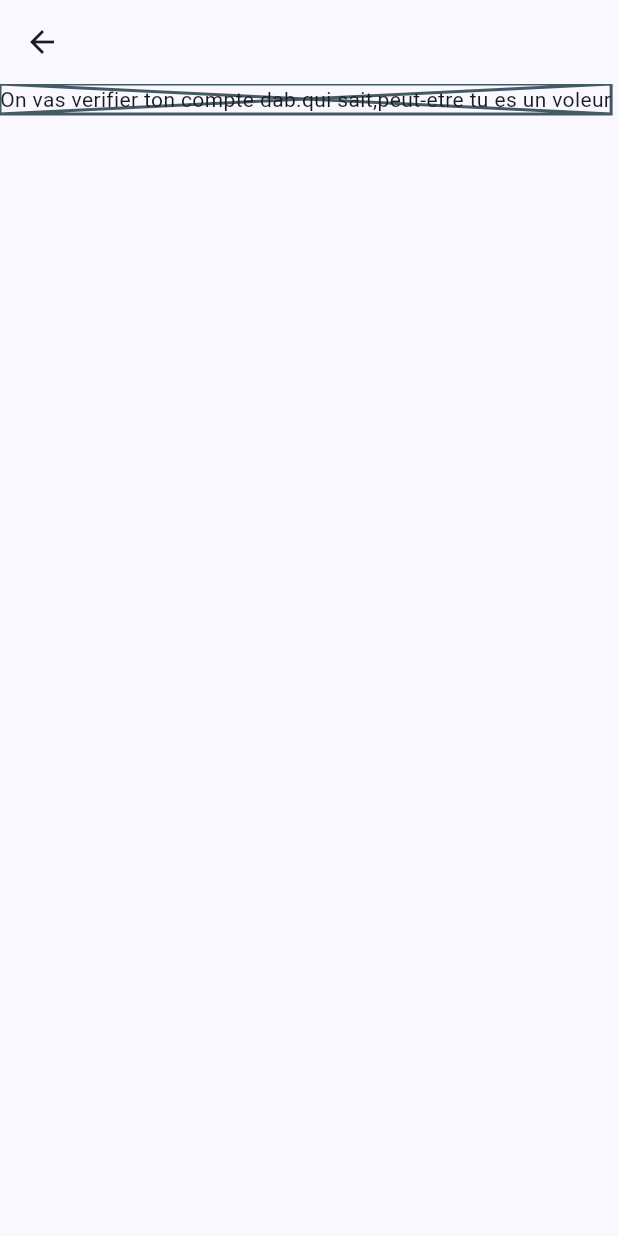
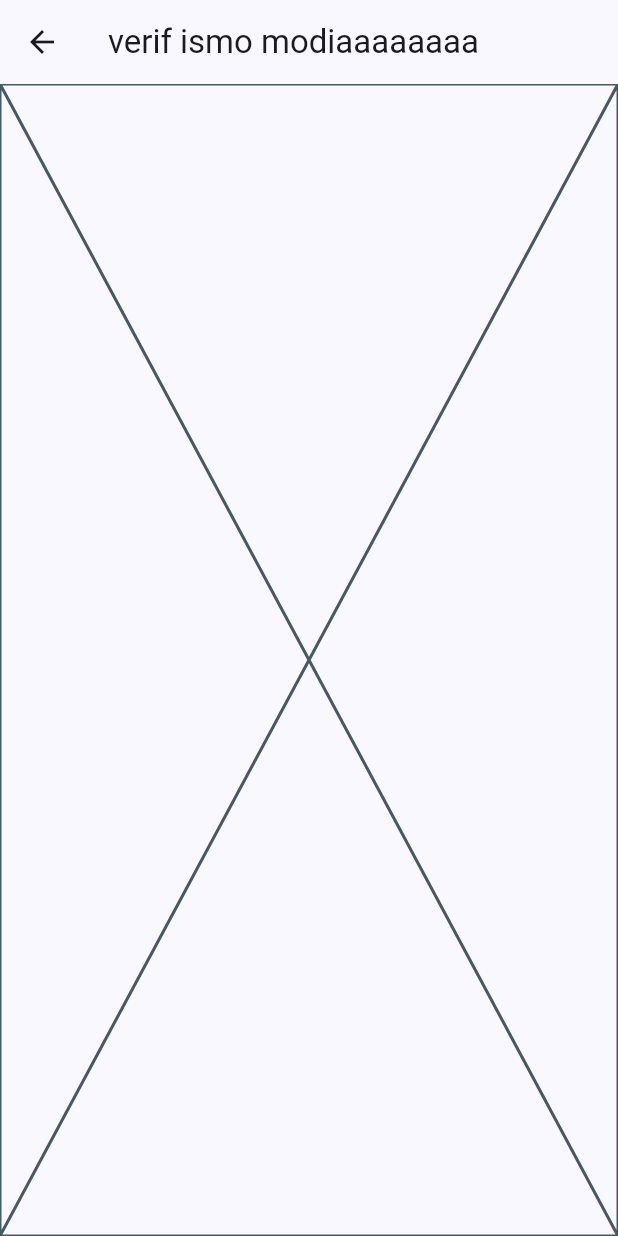
Before and after one commit to 01warrior/projet_yanana, a Flutter app: the WaitingPage screen opened directly, on a phone screen of 412 x 824 dp. Run offline on Flutter 3.47's test engine with Material 3 defaults, Android fonts, the phone set to English and light mode, and no system bars; our stand-ins replace cloud_firestore, dots_indicator, firebase_auth, firebase_core, flutter_spinkit, geolocator and 4 more; missing offline and left inert: navigation_with_mapbox; accounts and stored records are empty; statements that could not run were skipped.

Commit message:
My message

```diff
--- a/lib/models/gaz/suggest.dart
+++ b/lib/models/gaz/suggest.dart
@@ -7,6 +7,8 @@ import 'package:geolocator/geolocator.dart';
 
 class Suggest {
 
+// METHODE PERMETTANT DE FAIRE UNE RECHERCHE DES
+//                                            VENDEURS QUI ONT LE GAZ DISPO
   Future<List<Map<String, dynamic>>> recupLocate({required String ville,required String gaz,required String poids})async{
     List<Map<String,dynamic>> listLocate = [];
     var loc = await Geolocator.getCurrentPosition(
@@ -19,10 +21,10 @@ class Suggest {
       for(var doc in docs){
 
         var dataSeller = doc.data();
-        if(dataSeller['ville'] == ville && dataSeller['verify'] == true){
+        if(dataSeller['ville'] == ville && dataSeller['verify'] == true){ // VERIF VOIR SI LE BOUTIQUIER EST DANS LA VILLE DU USER ET A UN COMPTE VERIFIER AVANT DE CONTINUER LES SEARCH
           final dataGaz =await  FirebaseFirestore.instance.collection('users').doc(doc.id).collection('gaz').doc('$gaz$poids').get();
           if (dataGaz['dispo']){
-            var dist = Geolocator.distanceBetween(
+            var dist = Geolocator.distanceBetween(// PERMET DE CALCULER LA DISTANCE SEPARANT LE USER DU BOUTIQUIER
               loc.latitude,
               loc.longitude,
               dataSeller['locate'].latitude,
@@ -33,7 +35,8 @@ class Suggest {
         }
       }
     });
-
+// PERMET DE VERIFIER QUE LES DIFFERENTS
+//                                     CHAMPS DE RECHERCHES SONT SAISIS
     listLocate.sort( (a,b) => (a['dist'] as double).compareTo(b['dist'] as double)  );
     debugPrint('$listLocate /////');
     return listLocate;
@@ -45,7 +48,8 @@ class Suggest {
     return false;
   }
 
-
+// METHODE PERMETTANT DE FAIRE UNE RECHERCHE DES
+//                                            VENDEURS QUI N'ONT PAS LE GAZ DISPO MAIS QUI LE VENDENT
   Future<List<Map<String, dynamic>>> recupLocateVend({required String ville,required String gaz,required String poids})async{
     List<Map<String,dynamic>> listLocate = [];
     var loc = await Geolocator.getCurrentPosition(
@@ -58,10 +62,10 @@ class Suggest {
       for(var doc in docs){
 
         var dataSeller = doc.data();
-        if(dataSeller['ville'] == ville && dataSeller['verify'] == true){
+        if(dataSeller['ville'] == ville && dataSeller['verify'] == true){ // VERIF VOIR SI LE BOUTIQUIER EST DANS LA VILLE DU USER ET A UN COMPTE VERIFIER AVANT DE CONTINUER LES SEARCH
           final dataGaz =await  FirebaseFirestore.instance.collection('users').doc(doc.id).collection('gaz').doc('$gaz$poids').get();
           if (dataGaz['vend']){
-            var dist = Geolocator.distanceBetween(
+            var dist = Geolocator.distanceBetween( // PERMET DE CALCULER LA DISTANCE SEPARANT LE USER DU BOUTIQUIER
               loc.latitude,
               loc.longitude,
               dataSeller['locate'].latitude,
--- a/lib/vue/gaz/boutiquiers/waiting_page.dart
+++ b/lib/vue/gaz/boutiquiers/waiting_page.dart
@@ -1,7 +1,8 @@
 import 'package:flutter/material.dart';
 
 
-
+//PAGE SUR LEQUEL LE USER PATIENTE EN ATTENDANT QUE
+//                                             SON COMPTE SOIT VALIDER
 
 class WaitingPage extends StatelessWidget{
   const WaitingPage({super.key});
@@ -11,9 +12,9 @@ class WaitingPage extends StatelessWidget{
 
     return Scaffold(
       appBar: AppBar(
-
+        title:Text('verif ismo modiaaaaaaaa')
       ),
-      body:const Placeholder(child:Text('On vas verifier ton compte dab.qui sait,peut-etre tu es un voleur'))
+      body:const Placeholder()
     );
   }
 }
--- a/lib/vue/gaz/services/accueil_gaz.dart
+++ b/lib/vue/gaz/services/accueil_gaz.dart
@@ -2,7 +2,8 @@ import 'package:flutter/material.dart';
 import 'package:yanana/vue/gaz/connexion/page_connexion.dart';
 import 'package:yanana/vue/gaz/services/page_service_gaz.dart';
 
-
+// PAGE D'ACCUEIL QUAND USER CLIQUE
+//                                  SUR L'ICONE GAZ DANS L'APP
 
 class AccueilGaz extends StatelessWidget{
   const AccueilGaz({super.key});
--- a/lib/vue/gaz/services/page_service_gaz.dart
+++ b/lib/vue/gaz/services/page_service_gaz.dart
@@ -168,7 +168,6 @@ class _Page_service_gazState extends State<Page_service_gaz> {
               future:_switchV ? Suggest().recupLocateVend(ville: _ville, gaz: _gaz, poids: _poids)   : Suggest().recupLocate(ville: _ville, gaz: _gaz, poids: _poids)  ,  //calculerDistance(),
               builder: (context, snapshot) {
                 var datas = snapshot.data;
-                print('nbvhvbgqsfcghchjcducuydkydyuhvhfv');
                 if(snapshot.hasData)
                 {
                   if(datas!.isNotEmpty){
@@ -233,7 +232,7 @@ class _Page_service_gazState extends State<Page_service_gaz> {
                               },
                               child:const Text('Voir lieux de ventes'))
                           ]
-                                            ),
+                        ),
                       );
                     }
 
```
Also changed, not shown: 1 other file.
